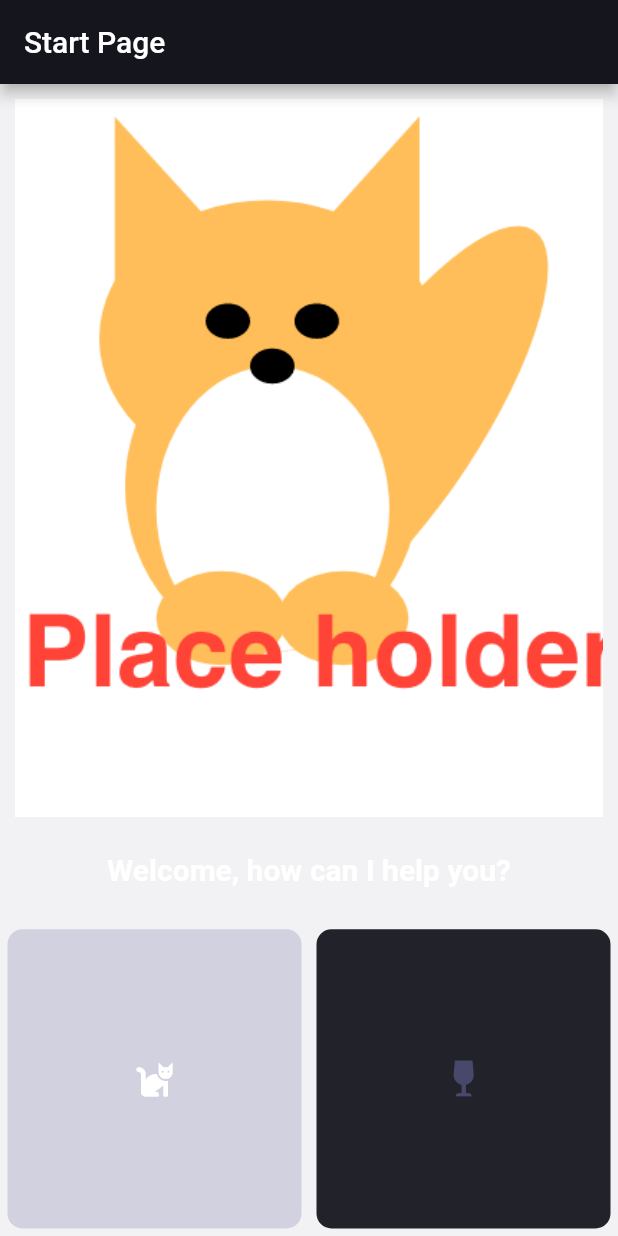
After one commit to Antil00p/moodBooster, a Flutter app: the screen it shows after launch, on a phone screen of 412 x 824 dp. The commit adds this screen. Run offline on Flutter 3.47's test engine with Material 2 defaults, Android fonts, the phone set to English and light mode, and no system bars; our stand-ins replace font_awesome_flutter.

Commit message:
Refactor files

```diff
--- a/lib/cat_screen.dart
+++ b/lib/screens/cat_screen.dart
@@ -9,7 +9,9 @@ class CatScreen extends StatelessWidget {
         title: Text('Cat Screen'),
       ),
       body: Container(
-        child: Text('Cat Screen'),
+        child: Center(
+          child: Text('Nothing to see here'),
+        ),
       ),
     );
   }
--- /dev/null
+++ b/lib/screens/start_page.dart
@@ -0,0 +1,73 @@
+import 'package:flutter/cupertino.dart';
+import 'package:flutter/material.dart';
+import 'package:font_awesome_flutter/font_awesome_flutter.dart';
+import 'package:moodbooster/utils/constants.dart';
+import 'package:moodbooster/screens/cat_screen.dart';
+import 'package:moodbooster/widgets/select_function_button.dart';
+
+class StartPage extends StatefulWidget {
+  @override
+  _StartPageState createState() => _StartPageState();
+}
+
+class _StartPageState extends State<StartPage> {
+  @override
+  Widget build(BuildContext context) {
+    return Scaffold(
+      appBar: AppBar(
+        title: Text(
+          'Start Page',
+          style: TextStyle(),
+          textAlign: TextAlign.center,
+        ),
+      ),
+      body: Column(
+        mainAxisAlignment: MainAxisAlignment.center,
+        crossAxisAlignment: CrossAxisAlignment.stretch,
+        children: <Widget>[
+          Expanded(
+            flex: 7,
+            child: Container(
+              margin: EdgeInsets.only(top: 10.0, left: 10.0, right: 10.0),
+              color: Colors.white,
+              child: Image.asset(
+                'images/welcome_fox.png',
+                fit: BoxFit.fitHeight,
+              ),
+            ),
+          ),
+          Expanded(
+            child: Center(
+              child: Text(
+                'Welcome, how can I help you?',
+                style: kBodyTextStyle,
+              ),
+            ),
+          ),
+          Expanded(
+            flex: 3,
+            child: Row(
+              crossAxisAlignment: CrossAxisAlignment.stretch,
+              children: <Widget>[
+                SelectionFunctionButton(
+                  icon: FontAwesomeIcons.cat,
+                  colour: kFunctionColor,
+                  onPress: () {
+                    Navigator.push(context,
+                        MaterialPageRoute(builder: (context) => CatScreen()));
+                  },
+                ),
+                SelectionFunctionButton(
+                  icon: FontAwesomeIcons.wineGlass,
+                  colour: Color(0xF015151E),
+                  iconColour: kDisabledIconColor,
+                  onPress: () {},
+                ),
+              ],
+            ),
+          ),
+        ],
+      ),
+    );
+  }
+}
--- a/lib/select_function_button.dart
+++ b/lib/widgets/select_function_button.dart
@@ -1,6 +1,5 @@
 import 'package:flutter/material.dart';
 import 'package:flutter/widgets.dart';
-import 'package:font_awesome_flutter/font_awesome_flutter.dart';
 
 class SelectionFunctionButton extends StatelessWidget {
   SelectionFunctionButton(
```
Also changed, not shown: lib/main.dart (+3 -74 lines), images/welcome_fox.png, lib/utils/constants.dart (renamed from lib/constants.dart).
